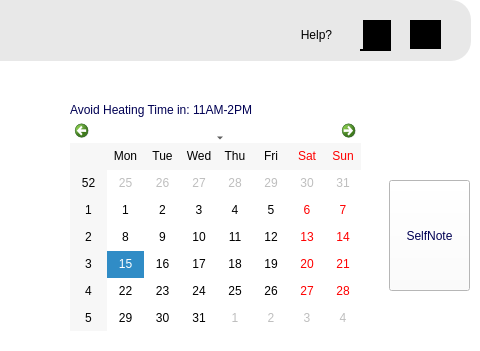
xbinh47/PTA_TungNam_DaiKhang, file ui/main.ui: the form before one commit; both pictures show x 420 to 900 and y 0 to 351 of the 900 by 650 pixel window.
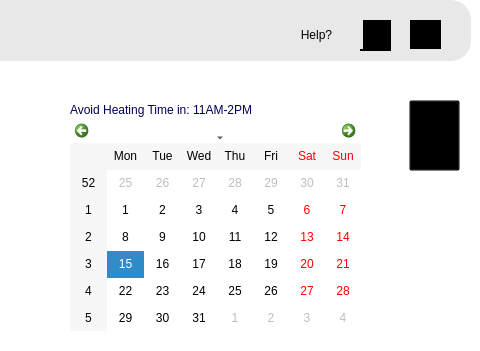
The form after the commit. Icons and pictures are not drawn.

Diff of the .ui file:
```diff
--- a/ui/main.ui
+++ b/ui/main.ui
@@ -444,29 +444,10 @@
        <height>541</height>
       </rect>
      </property>
-     <widget class="QLabel" name="label_3">
+     <widget class="QPushButton" name="btn_reminder">
       <property name="geometry">
        <rect>
-        <x>10</x>
-        <y>10</y>
-        <width>71</width>
-        <height>91</height>
-       </rect>
-      </property>
-      <property name="text">
-       <string/>
-      </property>
-      <property name="pixmap">
-       <pixmap>../../../../Downloads/btte-removebg-preview.png</pixmap>
-      </property>
-      <property name="scaledContents">
-       <bool>true</bool>
-      </property>
-     </widget>
-     <widget class="QPushButton" name="pushButton_3">
-      <property name="geometry">
-       <rect>
-        <x>10</x>
+        <x>20</x>
         <y>20</y>
         <width>51</width>
         <height>71</height>
@@ -484,26 +465,6 @@
        <string/>
       </property>
      </widget>
-     <widget class="QPushButton" name="pushButton_4">
-      <property name="geometry">
-       <rect>
-        <x>0</x>
-        <y>100</y>
-        <width>81</width>
-        <height>111</height>
-       </rect>
-      </property>
-      <property name="styleSheet">
-       <string notr="true">color:rgb(0, 0, 83);
-font: 700 11pt &quot;Segoe UI&quot;;</string>
-      </property>
-      <property name="text">
-       <string>SelfNote</string>
-      </property>
-     </widget>
-     <zorder>pushButton_3</zorder>
-     <zorder>label_3</zorder>
-     <zorder>pushButton_4</zorder>
     </widget>
    </widget>
   </widget>
```
